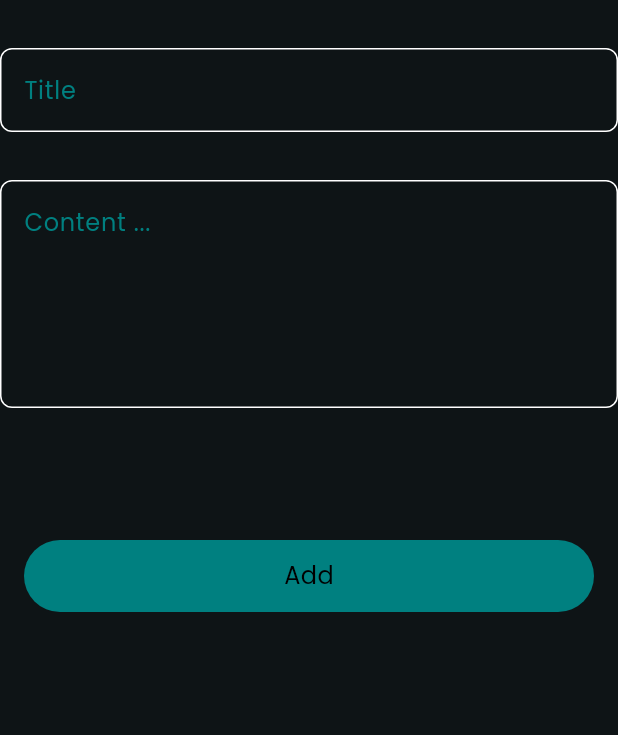
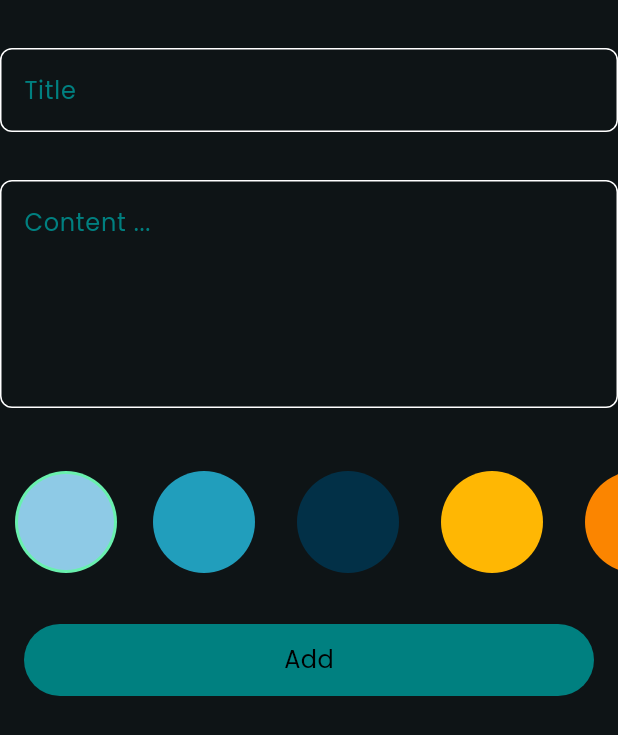
Before and after one commit to Andrew-Gerges/notes_app, a Flutter app: the AddNoteForm widget shown alone on an empty page, opened directly, on a phone screen of 412 x 824 dp. Shown: the top 735 px of the screen. Run offline on Flutter 3.47's test engine with Material 3 defaults, Android fonts, the phone set to English and light mode, and no system bars; our stand-ins replace bloc, flutter_bloc, font_awesome_flutter, hive, hive_flutter; accounts and stored records are empty.

Commit message:
create colors list and using it

```diff
--- a/lib/views/widgets/add_note_form.dart
+++ b/lib/views/widgets/add_note_form.dart
@@ -3,6 +3,7 @@ import 'package:flutter_bloc/flutter_bloc.dart';
 import 'package:intl/intl.dart';
 import 'package:notes_app/cubits/add_note_cubit/add_note_cubit.dart';
 import 'package:notes_app/models/note_model.dart';
+import 'package:notes_app/views/widgets/colors_horizontal_list.dart';
 import 'package:notes_app/views/widgets/custom_button.dart';
 import 'package:notes_app/views/widgets/custom_text_field.dart';
 
@@ -41,7 +42,11 @@ class _AddNoteFormState extends State<AddNoteForm> {
             maxLines: 5,
           ),
           const SizedBox(
-            height: 72,
+            height: 42,
+          ),
+          ColorsList(),
+          const SizedBox(
+            height: 18,
           ),
           BlocBuilder<AddNoteCubit, AddNoteState>(
             builder: (context, state) {
--- /dev/null
+++ b/lib/views/widgets/colors_horizontal_list.dart
@@ -0,0 +1,68 @@
+import 'package:flutter/material.dart';
+
+class ColorsList extends StatefulWidget {
+  const ColorsList({super.key});
+
+  @override
+  State<ColorsList> createState() => _ColorsListState();
+}
+
+class _ColorsListState extends State<ColorsList> {
+  int currentIndex = 0;
+  List<Color> colorsList = [
+    Color(0xff8ECAE6),
+    Color(0xff219EBC),
+    Color(0xff023047),
+    Color(0xffFFB703),
+    Color(0xffFB8500),
+  ];
+  @override
+  Widget build(BuildContext context) {
+    return SizedBox(
+      height: 34 * 2,
+      child: ListView.builder(
+          scrollDirection: Axis.horizontal,
+          itemCount: colorsList.length,
+          itemBuilder: (context, index) {
+            return GestureDetector(
+              onTap: () {
+                currentIndex = index;
+                setState(() {});
+              },
+              child: ColorItem(
+                color: colorsList[index],
+                isSelected: currentIndex == index ? true : false,
+              ),
+            );
+          }),
+    );
+  }
+}
+
+class ColorItem extends StatelessWidget {
+  const ColorItem({super.key, required this.isSelected, required this.color});
+  final bool isSelected;
+  final Color color;
+  @override
+  Widget build(BuildContext context) {
+    return isSelected
+        ? Padding(
+            padding: const EdgeInsets.symmetric(horizontal: 10),
+            child: CircleAvatar(
+              radius: 34,
+              backgroundColor: Colors.greenAccent,
+              child: CircleAvatar(
+                radius: 32,
+                backgroundColor: color,
+              ),
+            ),
+          )
+        : Padding(
+            padding: const EdgeInsets.symmetric(horizontal: 10),
+            child: CircleAvatar(
+              radius: 38,
+              backgroundColor: color,
+            ),
+          );
+  }
+}
```
